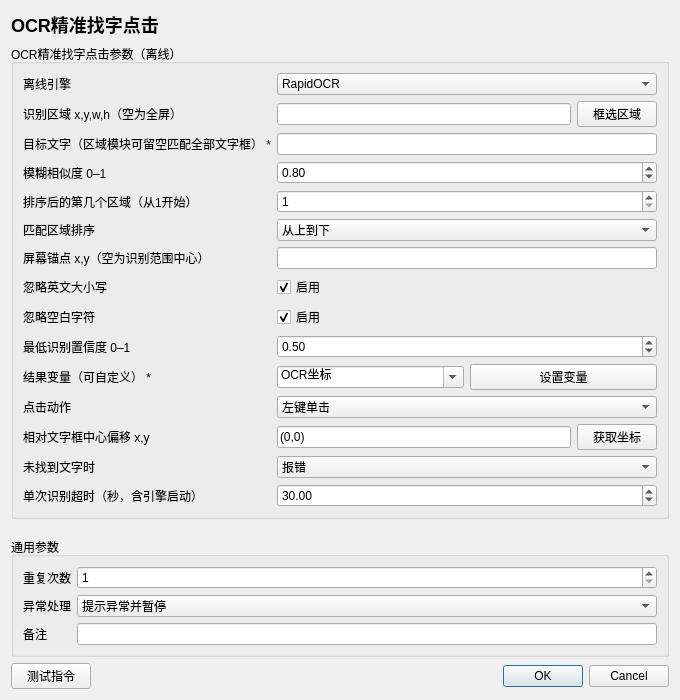
Qt form instructions/本地OCR/OCR精准找字点击/OCR精准找字点击.ui (714248411/AnClicker) before a commit.
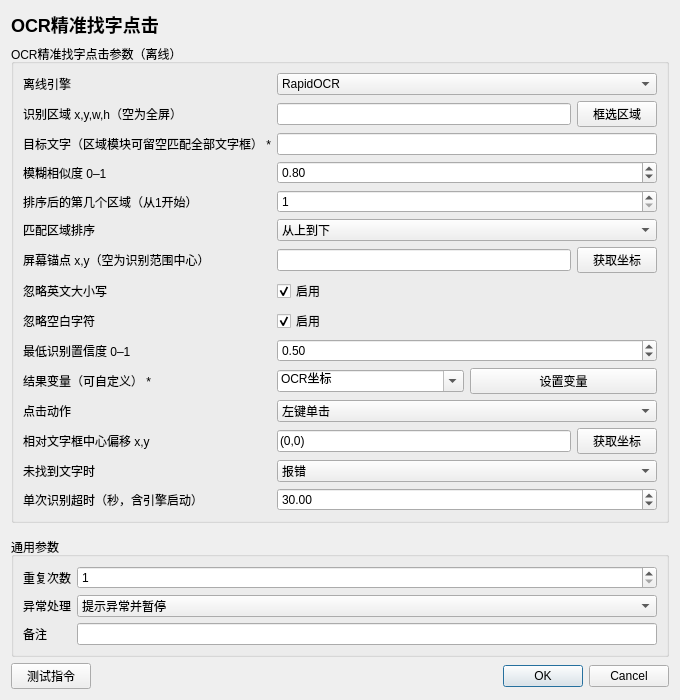
The same form after that commit.

The edit to the form file:
```diff
--- a/instructions/本地OCR/OCR精准找字点击/OCR精准找字点击.ui
+++ b/instructions/本地OCR/OCR精准找字点击/OCR精准找字点击.ui
@@ -299,6 +299,13 @@
                       </property>
                     </widget>
                   </item>
+                  <item>
+                    <widget class="QPushButton" name="auxiliary_6">
+                      <property name="text">
+                        <string>获取坐标</string>
+                      </property>
+                    </widget>
+                  </item>
                 </layout>
               </widget>
             </item>
```
